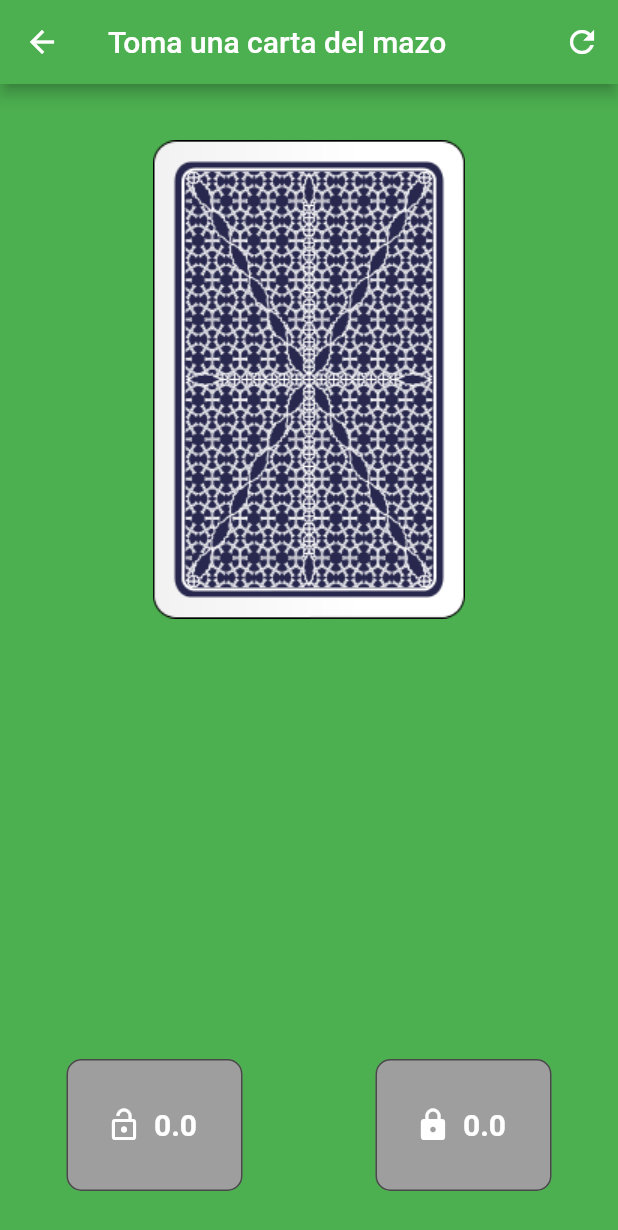
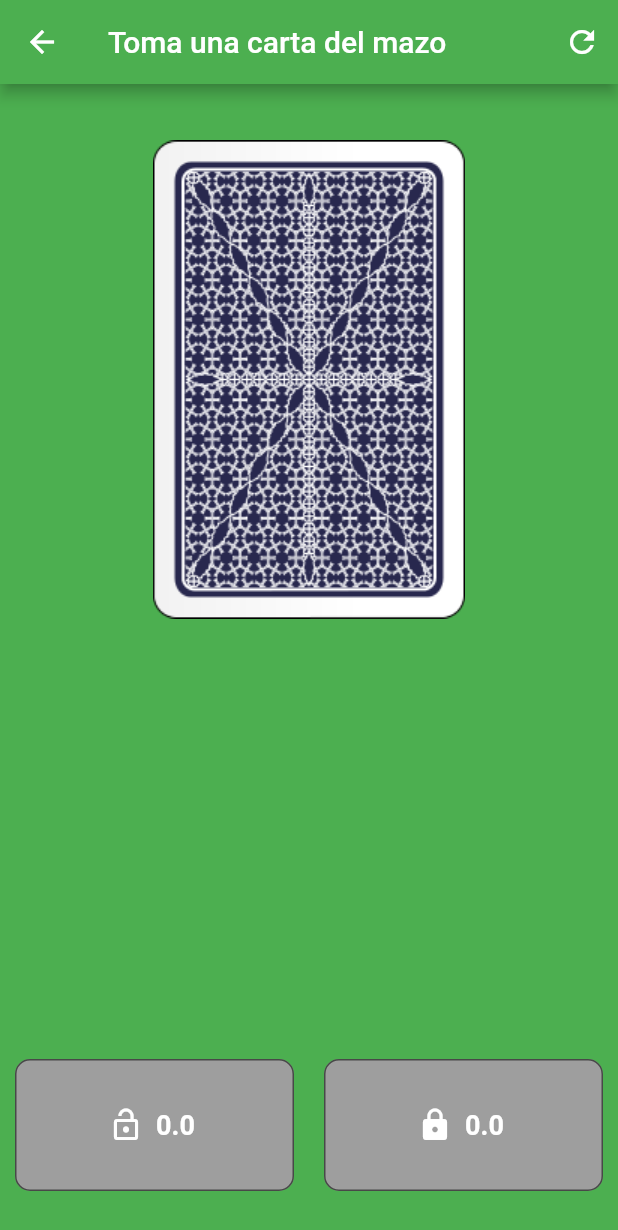
Before and after one commit to Webierta/siete_media, a Flutter app: the screen it shows after launch, after a tap on "JUGAR", on a phone screen of 412 x 824 dp. Shown: the top 1230 px of the screen. Run offline on Flutter 3.47's test engine with Material 2 defaults, Android fonts, the light colour scheme and no system bars; our stand-ins replace audioplayers; missing offline and left inert: universal_html; accounts and stored records are empty.

Commit message:
Preventing Widgets overflow

```diff
--- a/lib/pages/home.dart
+++ b/lib/pages/home.dart
@@ -92,7 +92,7 @@ class _HomeState extends State<Home> {
                         title: Text(
                           multiplayer ? '2 Jugadores' : 'Contra Android',
                           style: TextStyle(
-                            fontSize: 16.0,
+                            fontSize: 14.0,
                             color: Colors.white,
                           ),
                         ),
@@ -121,7 +121,7 @@ class _HomeState extends State<Home> {
                         title: Text(
                           mute ? 'Sonido Off' : 'Sonido On',
                           style: TextStyle(
-                            fontSize: 16.0,
+                            fontSize: 14.0,
                             color: Colors.white,
                           ),
                         ),
--- a/lib/pages/juego.dart
+++ b/lib/pages/juego.dart
@@ -178,7 +178,7 @@ class _JuegoState extends State<Juego> {
 
   buildButton(User user) {
     return Container(
-      width: screenWidth(context, dividedBy: 3),
+      width: screenWidth(context, dividedBy: 2),
       padding: EdgeInsets.all(10.0),
       child: RaisedButton.icon(
         onPressed: ((user.pasado || user.plantado || user.puntuacion == 0.0) ||
@@ -194,7 +194,7 @@ class _JuegoState extends State<Juego> {
           '${user.puntuacion}',
           style: TextStyle(
             fontWeight: FontWeight.bold,
-            fontSize: 20,
+            fontSize: 18,
           ),
         ),
         icon: (() {
```
